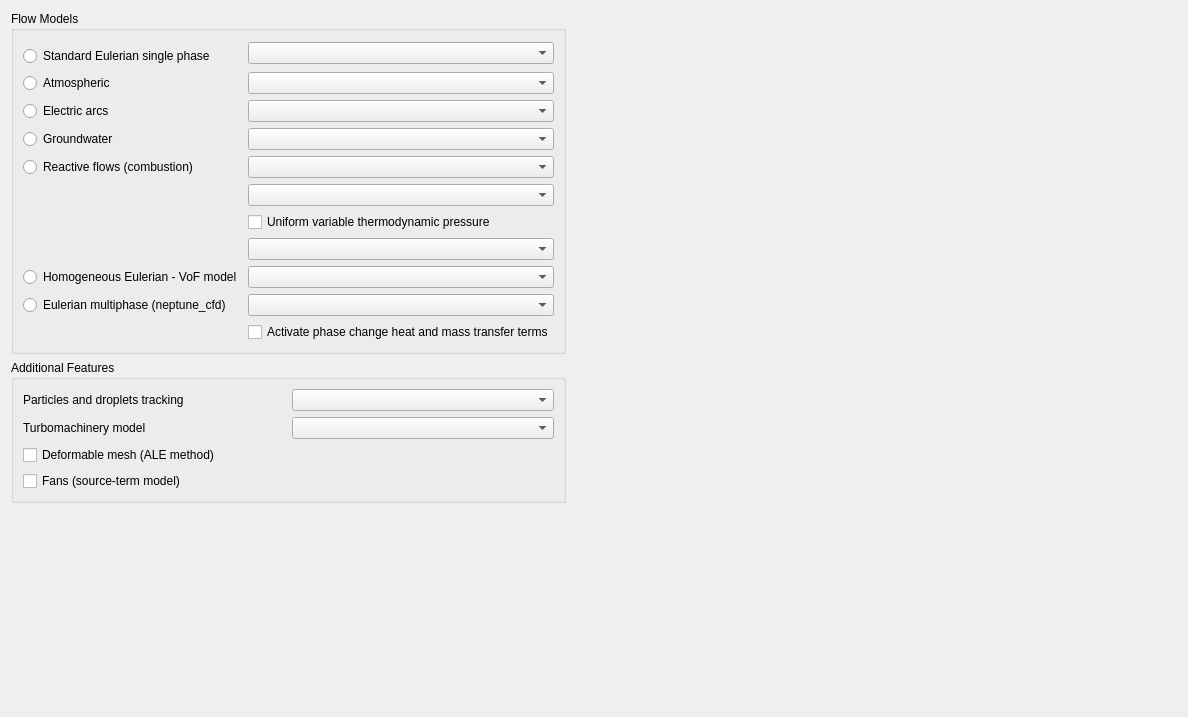
Before: the Qt Designer form python/code_saturne/gui/case/AnalysisFeaturesForm.ui in code-saturne/code_saturne, drawn with Qt 5.
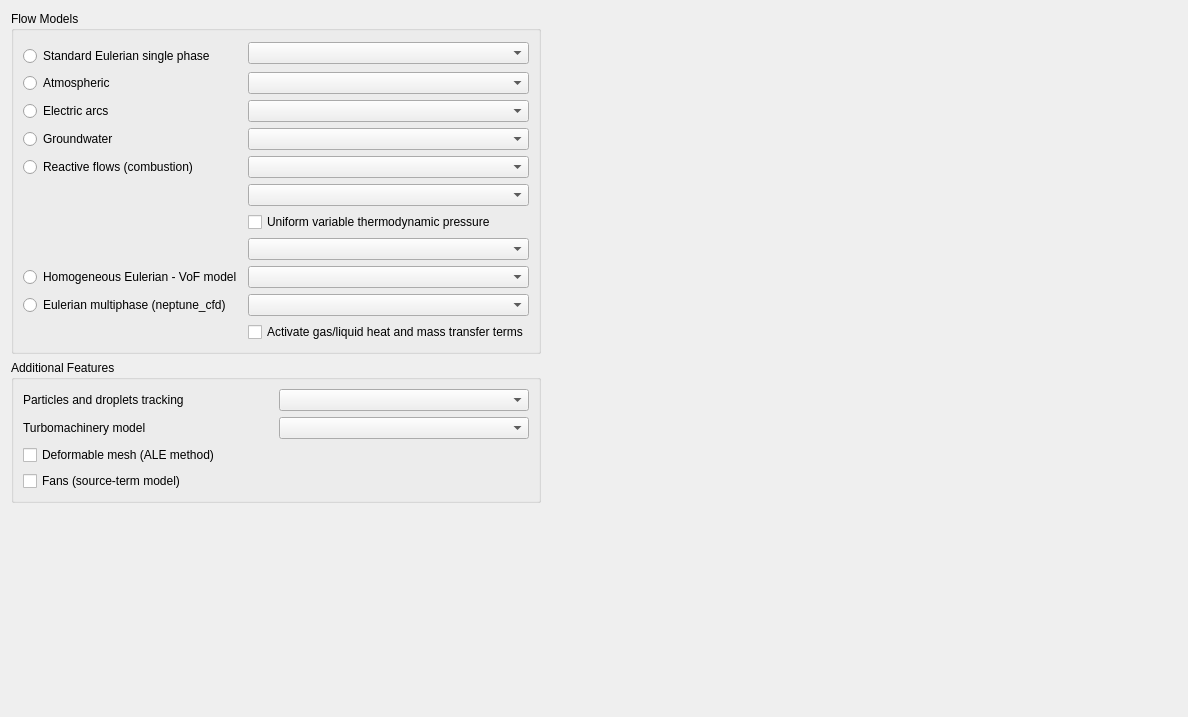
After: the same form once the commit is applied.

Commit message: [GUI] Rename NCFD option for gas/liquid phase change

What changed in the file:
```diff
--- a/python/code_saturne/gui/case/AnalysisFeaturesForm.ui
+++ b/python/code_saturne/gui/case/AnalysisFeaturesForm.ui
@@ -228,7 +228,7 @@
          <string>&lt;html&gt;&lt;head/&gt;&lt;body&gt;&lt;p&gt;&lt;span style=&quot; font-size:9pt;&quot;&gt;Take into account heat and mass tranfer between phases.&lt;/span&gt;&lt;/p&gt;&lt;/body&gt;&lt;/html&gt;</string>
         </property>
         <property name="text">
-         <string>Activate phase change heat and mass transfer terms</string>
+         <string>Activate gas/liquid heat and mass transfer terms</string>
         </property>
        </widget>
       </item>
```
